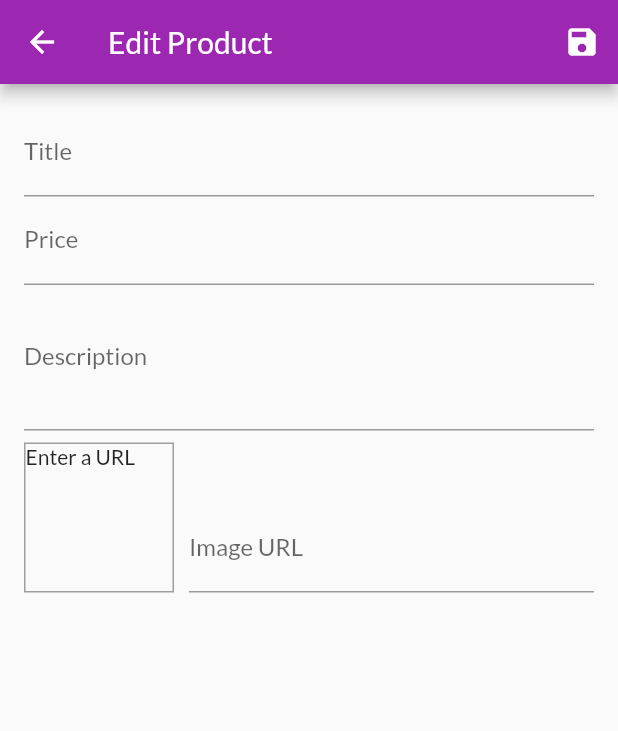
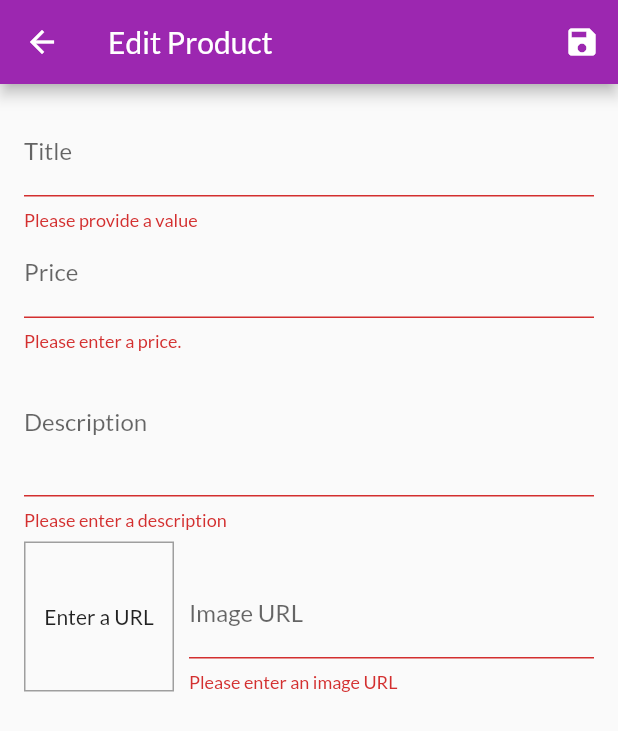
Before and after one commit to gleich/Shop-App, a Flutter app: the EditProductScreen screen opened by its route, after a tap on the "save" icon, on a phone screen of 412 x 824 dp. Shown: the top 731 px of the screen. Run offline on Flutter 3.47's test engine with Material 2 defaults, Android fonts, the phone set to English and light mode, and no system bars; network calls fail.

Commit message:
🚀 Validate form

```diff
--- a/lib/screens/edit_product_screen.dart
+++ b/lib/screens/edit_product_screen.dart
@@ -3,7 +3,6 @@ import 'package:flutter/material.dart';
 
 // 🌎 Project imports:
 import '../providers/product.dart';
-import '../widgets/product_item.dart';
 
 class EditProductScreen extends StatefulWidget {
   static const routeName = "/edit-product";
@@ -18,8 +17,13 @@ class _EditProductScreenState extends State<EditProductScreen> {
   final _imageUrlController = TextEditingController();
   final _imageUrlFocusNode = FocusNode();
   final _form = GlobalKey<FormState>();
-  Product _editedProduct =
-      Product(id: null, title: "", price: 0, description: "", imageUrl: "");
+  Product _editedProduct = Product(
+    id: null,
+    title: "",
+    price: 0,
+    description: "",
+    imageUrl: "",
+  );
 
   @override
   void initState() {
@@ -29,11 +33,16 @@ class _EditProductScreenState extends State<EditProductScreen> {
 
   void _updateImageUrl() {
     if (!_imageUrlFocusNode.hasFocus) {
+      if (!_imageUrlController.text.startsWith('http')) {
+        return;
+      }
       setState(() {});
     }
   }
 
   void _saveForm() {
+    final isValid = _form.currentState.validate();
+    if (!isValid) return;
     _form.currentState.save();
     print(_editedProduct.title);
     print(_editedProduct.description);
@@ -59,7 +68,7 @@ class _EditProductScreenState extends State<EditProductScreen> {
         actions: <Widget>[
           IconButton(
             icon: Icon(Icons.save),
-            onPressed: () {},
+            onPressed: _saveForm,
           )
         ],
       ),
@@ -74,6 +83,8 @@ class _EditProductScreenState extends State<EditProductScreen> {
                 textInputAction: TextInputAction.next,
                 onFieldSubmitted: (_) =>
                     FocusScope.of(context).requestFocus(_priceFocusNode),
+                validator: (value) =>
+                    value.isEmpty ? 'Please provide a value' : null,
                 onSaved: (value) => _editedProduct = Product(
                   title: value,
                   price: _editedProduct.price,
@@ -89,6 +100,18 @@ class _EditProductScreenState extends State<EditProductScreen> {
                 focusNode: _priceFocusNode,
                 onFieldSubmitted: (_) =>
                     FocusScope.of(context).requestFocus(_descriptionFocusNode),
+                validator: (value) {
+                  if (value.isEmpty) {
+                    return 'Please enter a price.';
+                  }
+                  if (double.tryParse(value) == null) {
+                    return 'Please enter a valid number';
+                  }
+                  if (double.parse(value) < 0) {
+                    return 'Please enter a number greater then zero';
+                  }
+                  return null;
+                },
                 onSaved: (value) => _editedProduct = Product(
                   title: _editedProduct.title,
                   price: double.parse(value),
@@ -102,6 +125,15 @@ class _EditProductScreenState extends State<EditProductScreen> {
                 maxLines: 3,
                 focusNode: _descriptionFocusNode,
                 keyboardType: TextInputType.multiline,
+                validator: (value) {
+                  if (value.isEmpty) {
+                    return 'Please enter a description';
+                  }
+                  if (value.length < 10) {
+                    return 'Should be at least 10 characters long';
+                  }
+                  return null;
+                },
                 onSaved: (value) => _editedProduct = Product(
                   title: _editedProduct.title,
                   price: _editedProduct.price,
@@ -127,7 +159,7 @@ class _EditProductScreenState extends State<EditProductScreen> {
                       ),
                     ),
                     child: _imageUrlController.text.isEmpty
-                        ? Text("Enter a URL")
+                        ? Center(child: Text("Enter a URL"))
                         : FittedBox(
                             child: Image.network(
                               _imageUrlController.text,
@@ -143,6 +175,15 @@ class _EditProductScreenState extends State<EditProductScreen> {
                       controller: _imageUrlController,
                       focusNode: _imageUrlFocusNode,
                       onFieldSubmitted: (_) => _saveForm(),
+                      validator: (value) {
+                        if (value.isEmpty) {
+                          return 'Please enter an image URL';
+                        }
+                        if (!value.startsWith('http')) {
+                          return 'Please enter a valid URL';
+                        }
+                        return null;
+                      },
                       onSaved: (value) => _editedProduct = Product(
                         title: _editedProduct.title,
                         price: _editedProduct.price,
--- a/pubspec.yaml
+++ b/pubspec.yaml
@@ -15,7 +15,7 @@ dependencies:
 dev_dependencies:
   flutter_test:
     sdk: flutter
-  import_sorter: ^2.0.0
+  import_sorter: ^2.0.3
 
 flutter:
   uses-material-design: true
```
Also changed, not shown: pubspec.lock, 1 other file.
